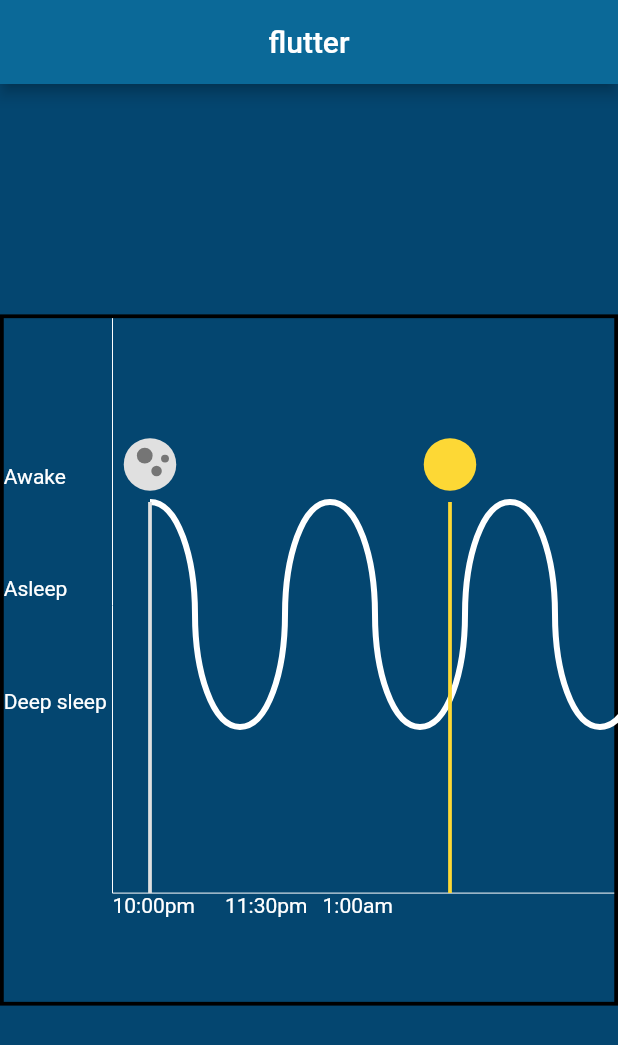
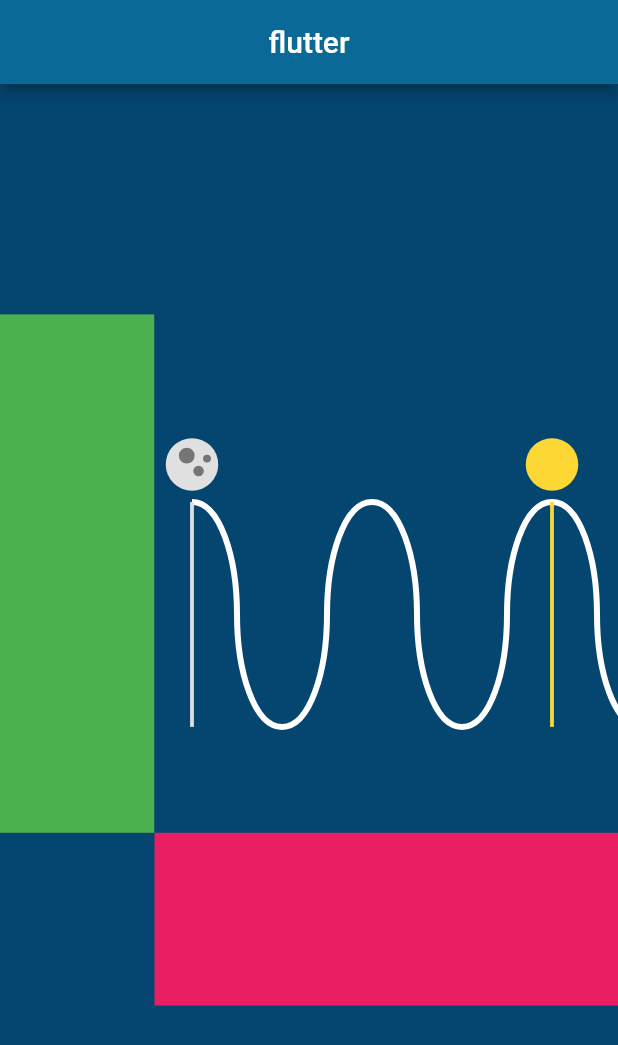
Before and after one commit to lilbroadam/graphical-sleep-calculator, a Flutter app: the screen it shows after launch, on a phone screen of 412 x 824 dp. Shown: the top 1045 px of the screen. Run offline on Flutter 3.47's test engine with Material 2 defaults, Android fonts, the phone set to English and light mode, and no system bars; our stand-ins replace fl_chart.

Commit message:
Start rewriting SleepGraph widget
Rewrite SleepGraph widget so that it is made of subwidgets (so the actual graph and the axis labels are in their own widgets)

```diff
--- a/lib/screens/home_screen.dart
+++ b/lib/screens/home_screen.dart
@@ -1,6 +1,7 @@
 import 'package:flutter/material.dart';
 import 'package:graphsleepcalc/widgets/sleep_cycle_graph.dart';
 import 'package:graphsleepcalc/widgets/sleep_graph/sleep_graph.dart';
+import 'package:graphsleepcalc/widgets/sleep_graph2/sleep_graph2.dart';
 
 class HomeScreen extends StatelessWidget {
   @override
@@ -13,7 +14,8 @@ class HomeScreen extends StatelessWidget {
           Expanded(
             flex: 3,
             // child: SleepCycleGraph(pxWidth: 800, pxHeight: 400),
-            child: SleepGraph(),
+            // child: SleepGraph(),
+            child: SleepGraph2(),
           ),
           Spacer(),
         ],
--- /dev/null
+++ b/lib/widgets/sleep_graph2/sleep_graph2.dart
@@ -0,0 +1,130 @@
+import 'package:flutter/gestures.dart';
+import 'package:flutter/material.dart';
+import 'package:flutter/rendering.dart';
+import 'package:graphsleepcalc/widgets/sleep_graph/sleep_graph_painter.dart';
+import 'package:graphsleepcalc/widgets/sleep_graph2/sleep_graph_painter2.dart';
+import 'package:graphsleepcalc/widgets/sleep_graph/hit_event/hit_event.dart';
+
+class SleepGraph2 extends StatelessWidget {
+
+  @override
+  Widget build(BuildContext context) {
+    const FLEX_FACTOR = 3;
+
+    Widget a = Container(color: Colors.blue);
+    Widget b = Container(color: Colors.red);
+    Widget c = Container(color: Colors.purple);
+    Widget d = Container(color: Colors.orange);
+
+    return Container(
+      child: Row(
+        children: [
+          Expanded(
+            flex: 1,
+            child: Column(
+              children: [
+                Expanded(flex: FLEX_FACTOR, child: RemLabels()),
+                Spacer(),
+              ],
+            ),
+          ),
+          Expanded(
+            flex: FLEX_FACTOR,
+            child: Column(
+              children: [
+                // Expanded(flex: FLEX_FACTOR, child: c),
+                Expanded(flex: FLEX_FACTOR, child: SleepGraphLeaf()),
+                Expanded(flex: 1, child: TimeLabels()),
+              ],
+            ),
+          ),
+        ]
+      )
+    );
+  }
+}
+
+class SleepGraphLeaf extends LeafRenderObjectWidget {
+  @override
+  RenderSleepGraph createRenderObject(BuildContext context) {
+    return new RenderSleepGraph();
+  }
+}
+
+class RenderSleepGraph extends RenderBox {
+  SleepGraphPainter2 _painter;
+  HorizontalDragGestureRecognizer _horizontalDragGesture; // TODO use 'late' keyword
+  TapGestureRecognizer _tapGesture;
+
+  RenderSleepGraph() {
+    _painter = new SleepGraphPainter2();
+
+    _horizontalDragGesture = HorizontalDragGestureRecognizer();
+    _horizontalDragGesture.onStart =
+        (details) => _onGestureEvent(HorizontalDragStartEvent(details));
+    _horizontalDragGesture.onUpdate =
+        (details) => _onGestureEvent(HorizontalDragUpdateEvent(details));
+    _horizontalDragGesture.onEnd =
+        (details) => _onGestureEvent(HorizontalDragEndEvent(details));
+    _horizontalDragGesture.onCancel = // TODO check this works as expected
+        () => _onGestureEvent(HorizontalDragCancelEvent());
+
+    _tapGesture = TapGestureRecognizer();
+    _tapGesture.onTapUp = (details) => _onGestureEvent(TapUpEvent(details));
+  }
+
+  /* RENDERING */
+
+  @override
+  void performLayout() {
+    size = computeDryLayout(constraints);
+  }
+
+  @override
+  Size computeDryLayout(BoxConstraints constraints) {
+    return constraints.constrain(
+      Size(constraints.maxWidth, constraints.maxHeight));
+  }
+
+  @override
+  void paint(PaintingContext context, Offset offset) {
+    final canvas = context.canvas;
+    canvas.save();
+    canvas.translate(offset.dx, offset.dy);
+    _painter.paint(canvas, size);
+    canvas.restore();
+  }
+
+  /* TOUCH */
+
+  @override bool hitTestSelf(Offset position) => true;
+
+  @override
+  void handleEvent(PointerEvent event, BoxHitTestEntry entry) {
+    assert(debugHandleEvent(event, entry));
+    if (event is PointerDownEvent) {
+      _horizontalDragGesture.addPointer(event);
+      _tapGesture.addPointer(event);
+    }
+  }
+
+  void _onGestureEvent(GestureEvent event) {
+    _painter.onGestureEvent(event);
+    markNeedsPaint();
+    markNeedsSemanticsUpdate();
+  }
+}
+
+class RemLabels extends StatelessWidget {
+  @override
+  Widget build(BuildContext context) {
+    return Container(color: Colors.green);
+  }
+}
+
+class TimeLabels extends StatelessWidget {
+  @override
+  Widget build(BuildContext context) {
+    return Container(color: Colors.pink);
+  }
+}
--- /dev/null
+++ b/lib/widgets/sleep_graph2/sleep_graph_painter2.dart
@@ -0,0 +1,72 @@
+import 'package:flutter/cupertino.dart';
+import 'package:flutter/material.dart';
+import 'package:graphsleepcalc/config/themes/theme_manager.dart';
+import 'package:graphsleepcalc/widgets/sleep_graph/chart_data.dart';
+import 'package:graphsleepcalc/widgets/sleep_graph/hit_event/hit_event.dart';
+import 'package:graphsleepcalc/widgets/sleep_graph/paintable/paintable.dart';
+import 'package:graphsleepcalc/widgets/sleep_graph2/graph_context.dart';
+import 'package:graphsleepcalc/widgets/sleep_graph2/paintable2/paintable2.dart';
+import 'package:graphsleepcalc/widgets/sleep_graph2/paintable2/sentinel2.dart';
+import 'package:graphsleepcalc/widgets/sleep_graph/paintable/sentinel.dart'; // TODO DELETE
+
+class SleepGraphPainter2 {
+  ChartData _chartData; // TODO DELETE
+  GraphContext _graphContext;
+  Paint _backgroundPaint;
+  Paint _sleepCyclePaint;
+  SleepSentinel2 _sleepSentinel;
+  WakeSentinel2 _wakeSentinel;
+  List<Paintable2> _paintables = [];
+
+  SleepGraphPainter2() {
+    _graphContext = GraphContext();
+    _chartData = ChartData(borderWidth: 0.0, timeLabelMargin: 0.0, sleepLabelMargin: 0.0);
+
+    _backgroundPaint = Paint()
+        ..color = ThemeManager.theme.backgroundColor
+        ..style = PaintingStyle.fill;
+    _sleepCyclePaint = Paint()
+      ..color = Colors.white
+      ..strokeWidth = 4.0
+      ..style = PaintingStyle.stroke;
+
+    _sleepSentinel = SleepSentinel2(_graphContext);
+    _wakeSentinel = WakeSentinel2(_graphContext);
+    _paintables.add(_sleepSentinel);
+    _paintables.add(_wakeSentinel);
+  }
+
+  void paint(Canvas canvas, Size size) {
+    _chartData.resize(size); // TODO DELETE
+    _graphContext.resize(size);
+
+    _paintBackground(canvas, size);
+    _paintSleepCycle(canvas, size);
+    _paintPaintables(canvas, size);
+  }
+
+  void _paintBackground(Canvas canvas, Size size) {
+    canvas.drawRect(
+      Rect.fromLTWH(0, 0, size.width, size.height),
+      _backgroundPaint
+    );
+  }
+
+  void _paintSleepCycle(Canvas canvas, Size size) {
+    canvas.drawPath(_graphContext.getFullSleepCyclePath(), _sleepCyclePaint);
+  }
+
+  void _paintPaintables(Canvas canvas, Size size) {
+    for (Paintable2 p in _paintables) {
+      p.paint(canvas, size);
+    }
+  }
+
+  void onGestureEvent(GestureEvent event) {
+    for (Paintable2 p in _paintables) {
+      if (p.hitTest(event)) {
+        p.onGestureEvent(event);
+      }
+    }
+  }
+}
```
Also changed, not shown: lib/widgets/sleep_graph2/graph_context.dart (added, +98 -0 lines), lib/widgets/sleep_graph2/paintable2/paintable2.dart (added, +19 -0 lines), lib/widgets/sleep_graph2/paintable2/sentinel2.dart (added, +187 -0 lines).
